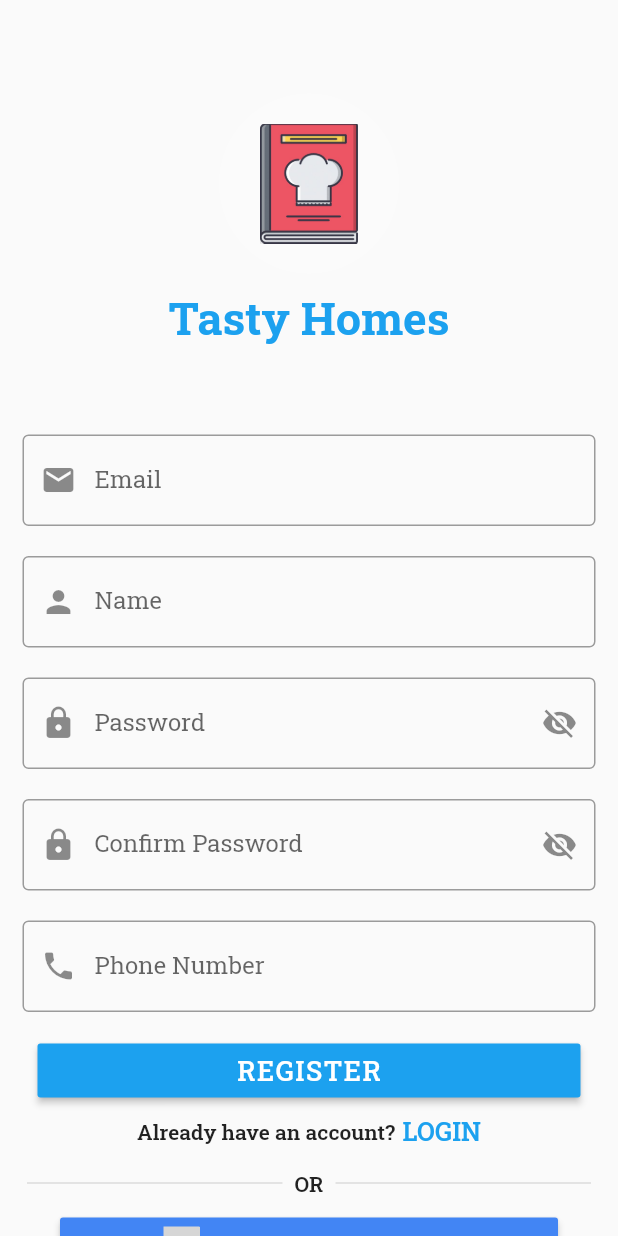
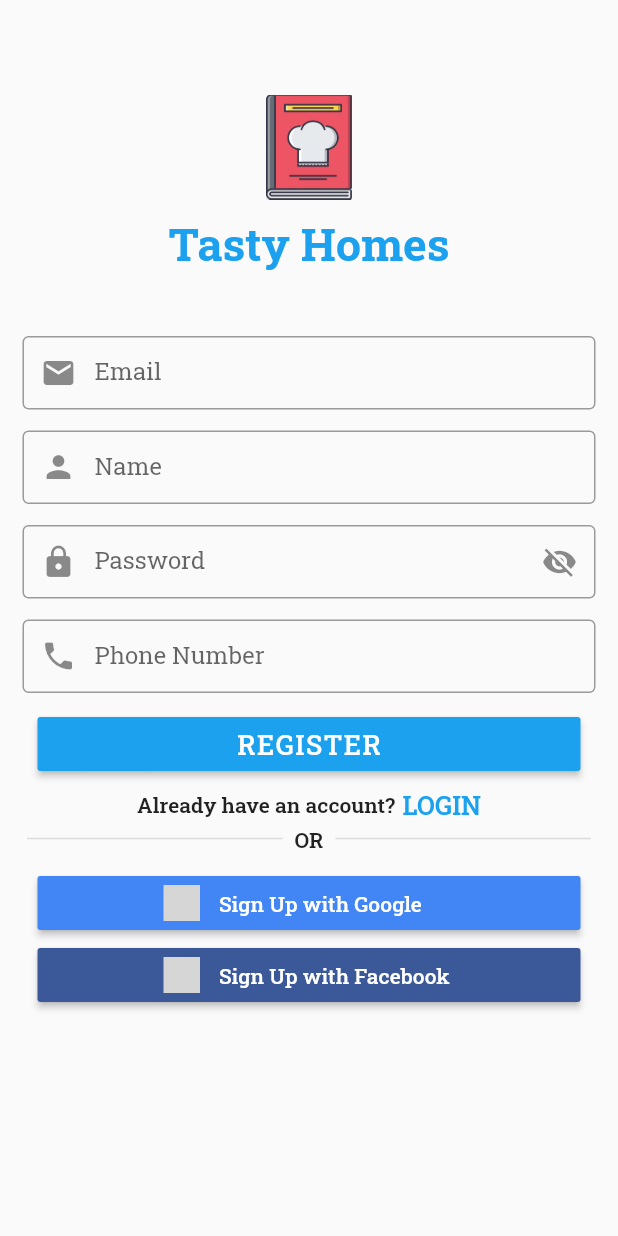
Before and after one commit to girishgr8/Tasty-Homes, a Flutter app: the screen it shows after launch, after a tap on "LOGIN", after a tap on "SIGNUP", on a phone screen of 412 x 824 dp. Run offline on Flutter 3.47's test engine with Material 2 defaults, Android fonts, the phone set to English and light mode, and no system bars; our stand-ins replace cloud_firestore, firebase_auth, flutter_signin_button, font_awesome_flutter, google_sign_in, share and 2 more; missing offline and left inert: flutter_walkthrough; accounts and stored records are empty; grey boxes are pictures that could not be loaded.

Commit message:
Login & Register Screen updated

```diff
--- /dev/null
+++ b/lib/components/OrDivider.dart
@@ -0,0 +1,14 @@
+import 'package:flutter/material.dart';
+
+class OrDivider extends StatelessWidget {
+  @override
+  Widget build(BuildContext context) {
+    return Row(
+      children: <Widget>[
+        Expanded(child: Divider(indent: 18.0, endIndent: 8.0, thickness: 1.0)),
+        Text("OR", style: TextStyle(fontWeight: FontWeight.w600)),
+        Expanded(child: Divider(indent: 8.0, endIndent: 18.0, thickness: 1.0)),
+      ],
+    );
+  }
+}
--- a/lib/screens/Dashboard.dart
+++ b/lib/screens/Dashboard.dart
@@ -90,7 +90,7 @@ class _DashboardState extends State<Dashboard> {
             children: <Widget>[
               Container(
                 width: MediaQuery.of(context).size.width,
-                height: 200.0,
+                height: 180.0,
                 decoration: BoxDecoration(
                   borderRadius: BorderRadius.circular(3.0),
                   image: DecorationImage(
--- a/lib/screens/Entry.dart
+++ b/lib/screens/Entry.dart
@@ -8,6 +8,7 @@ import 'package:supervisory/screens/AppIntro.dart';
 import 'package:supervisory/animations/FadeIn.dart';
 import 'package:flutter_signin_button/flutter_signin_button.dart';
 import 'package:supervisory/screens/Register.dart';
+import 'package:supervisory/components/OrDivider.dart';
 
 class EntryScreen extends StatefulWidget {
   @override
@@ -34,6 +35,12 @@ class _EntryScreenState extends State<EntryScreen> {
 
     final AuthResult authResult = await _auth.signInWithCredential(credential);
     FirebaseUser user = authResult.user;
+
+    assert(!user.isAnonymous);
+    assert(await user.getIdToken() != null);
+    final FirebaseUser currentUser = await _auth.currentUser();
+    assert(user.uid == currentUser.uid);
+
     if (authResult.additionalUserInfo.isNewUser) {
       Firestore.instance.collection("users").document().setData({
         "name": user.displayName,
@@ -60,33 +67,24 @@ class _EntryScreenState extends State<EntryScreen> {
   @override
   Widget build(BuildContext context) {
     return Scaffold(
-      // appBar: AppBar(
-      //   title: Text('Tasty Homes'),
-      //   centerTitle: true,
-      //   elevation: defaultTargetPlatform == TargetPlatform.android ? 5.0 : 0.0,
-      // ),
       body: SingleChildScrollView(
         child: Container(
           child: Column(
             mainAxisAlignment: MainAxisAlignment.center,
             children: <Widget>[
               Container(
+                margin: EdgeInsets.only(top: 20.0),
                 width: MediaQuery.of(context).size.width,
-                height: MediaQuery.of(context).size.height / 3,
+                height: MediaQuery.of(context).size.height / 4,
                 child: Column(
                   mainAxisAlignment: MainAxisAlignment.center,
                   children: <Widget>[
-                    Padding(
-                      padding: EdgeInsets.only(top: 20.0),
-                    ),
+                    Padding(padding: EdgeInsets.only(top: 10.0)),
                     FadeIn(
                       1.0,
-                      CircleAvatar(
-                        backgroundColor: Colors.white24,
-                        radius: 60.0,
-                        child: Container(
+                      Container(
                         width: MediaQuery.of(context).size.width / 2,
-                          height: 80.0,
+                        height: 70.0,
                         decoration: BoxDecoration(
                           image: DecorationImage(
                             image: AssetImage("assets/images/logo.jpg"),
@@ -94,17 +92,14 @@ class _EntryScreenState extends State<EntryScreen> {
                         ),
                       ),
                     ),
-                    ),
-                    Padding(
-                      padding: EdgeInsets.only(top: 10.0),
-                    ),
+                    Padding(padding: EdgeInsets.only(top: 10.0)),
                     FadeIn(
-                      1.3,
+                      1.1,
                       Text(
                         'Tasty Homes',
                         style: TextStyle(
                           color: Color.fromRGBO(28, 161, 239, 1),
-                          fontSize: 30.0,
+                          fontSize: 27.0,
                           fontWeight: FontWeight.bold,
                         ),
                       ),
@@ -113,9 +108,9 @@ class _EntryScreenState extends State<EntryScreen> {
                 ),
               ),
               Container(
-                padding: EdgeInsets.all(15.0),
+                padding: EdgeInsets.symmetric(horizontal: 15.0, vertical: 10.0),
                 child: FadeIn(
-                  1.5,
+                  1.2,
                   Form(
                     key: _formKey,
                     child: Column(
@@ -123,12 +118,16 @@ class _EntryScreenState extends State<EntryScreen> {
                       children: <Widget>[
                         TextFormField(
                           controller: email,
+                          textAlignVertical: TextAlignVertical.center,
+                          keyboardType: TextInputType.emailAddress,
                           toolbarOptions: ToolbarOptions(
                             copy: true,
                             selectAll: true,
                             paste: true,
                           ),
                           decoration: InputDecoration(
+                            contentPadding: EdgeInsets.symmetric(
+                                vertical: 14.0, horizontal: 5.0),
                             floatingLabelBehavior: FloatingLabelBehavior.auto,
                             labelText: 'Email',
                             prefixIcon: Icon(Icons.mail),
@@ -144,14 +143,15 @@ class _EntryScreenState extends State<EntryScreen> {
                             return null;
                           },
                         ),
-                        Padding(
-                          padding: EdgeInsets.symmetric(vertical: 10.0),
-                        ),
+                        Padding(padding: EdgeInsets.symmetric(vertical: 8.0)),
                         TextFormField(
                           controller: password,
+                          textAlignVertical: TextAlignVertical.center,
                           toolbarOptions:
                               ToolbarOptions(paste: false, copy: false),
                           decoration: InputDecoration(
+                            contentPadding: EdgeInsets.symmetric(
+                                vertical: 14.0, horizontal: 5.0),
                             floatingLabelBehavior: FloatingLabelBehavior.auto,
                             labelText: 'Password',
                             prefixIcon: Icon(Icons.lock),
@@ -244,29 +244,15 @@ class _EntryScreenState extends State<EntryScreen> {
                   ),
                 ),
               ),
-              FadeIn(
-                1.6,
-                Row(children: <Widget>[
-                  Expanded(
-                      child: Divider(
-                          indent: 18.0, endIndent: 8.0, thickness: 1.0)),
-                  Text(
-                    "OR",
-                    style: TextStyle(fontWeight: FontWeight.w600),
-                  ),
-                  Expanded(
-                      child: Divider(
-                          indent: 8.0, endIndent: 18.0, thickness: 1.0)),
-                ]),
-              ),
+              FadeIn(1.3, OrDivider()),
               SizedBox(height: 8.0),
               Padding(
-                padding: EdgeInsets.symmetric(horizontal: 40.0),
-                child: Column(
+                padding: EdgeInsets.symmetric(horizontal: 25.0),
+                child: FadeIn(
+                  1.4,
+                  Column(
                     crossAxisAlignment: CrossAxisAlignment.stretch,
                     children: <Widget>[
-                    FadeIn(
-                      1.7,
                       SignInButton(
                         Buttons.GoogleDark,
                         text: "Sign In with Google",
@@ -282,16 +268,13 @@ class _EntryScreenState extends State<EntryScreen> {
                           ).catchError((err) => print(err));
                         },
                       ),
-                    ),
-                    FadeIn(
-                      1.7,
                       SignInButton(
                         Buttons.Facebook,
                         text: "Sign In with Facebook",
                         onPressed: () {},
                       ),
+                    ],
                   ),
-                  ],
                 ),
               ),
             ],
--- a/lib/screens/Register.dart
+++ b/lib/screens/Register.dart
@@ -8,6 +8,7 @@ import 'package:supervisory/screens/AppIntro.dart';
 import 'package:supervisory/animations/FadeIn.dart';
 import 'package:flutter_signin_button/flutter_signin_button.dart';
 import 'package:supervisory/screens/Entry.dart';
+import 'package:supervisory/components/OrDivider.dart';
 
 class RegisterScreen extends StatefulWidget {
   @override
@@ -21,44 +22,12 @@ class _RegisterScreenState extends State<RegisterScreen> {
   final email = TextEditingController();
   final name = TextEditingController();
   final password = TextEditingController();
-  final confirmpassword = TextEditingController();
   final phone = TextEditingController();
   final _formKey = GlobalKey<FormState>();
   bool isPasswordVisible = false;
-  bool isConfirmPasswordVisible = false;
 
-  Future<FirebaseUser> _signIn(BuildContext context) async {
-    GoogleSignInAccount googleUser = await _googleSignIn.signIn();
-    GoogleSignInAuthentication googleAuth = await googleUser.authentication;
-
-    final AuthCredential credential = GoogleAuthProvider.getCredential(
-      accessToken: googleAuth.accessToken,
-      idToken: googleAuth.idToken,
-    );
-
-    final AuthResult authResult = await _auth.signInWithCredential(credential);
-    FirebaseUser user = authResult.user;
-    if (authResult.additionalUserInfo.isNewUser) {
-      Firestore.instance.collection("users").document().setData({
-        "name": user.displayName,
-        "email": user.email,
-        "bio": "",
-        "joinDate": DateTime.now(),
-        "photo": user.photoUrl,
-        "phone": user.phoneNumber,
-        "saved": 0,
-      }).whenComplete(() {
-        print('New User ${user.displayName} added....!');
-
-        Navigator.of(context).pushAndRemoveUntil(
-            MaterialPageRoute(
-              builder: (context) => ViewApp(firebaseUser: user),
-            ),
-            (Route<dynamic> route) => false);
-      });
-    }
-    print("Signed in, Username is: " + user.displayName);
-    return user;
+  Padding _formInputPadding() {
+    return Padding(padding: EdgeInsets.symmetric(vertical: 7.0));
   }
 
   @override
@@ -70,22 +39,18 @@ class _RegisterScreenState extends State<RegisterScreen> {
             mainAxisAlignment: MainAxisAlignment.center,
             children: <Widget>[
               Container(
+                margin: EdgeInsets.only(top: 15.0),
                 width: MediaQuery.of(context).size.width,
-                height: MediaQuery.of(context).size.height / 3,
+                height: MediaQuery.of(context).size.height / 4,
                 child: Column(
                   mainAxisAlignment: MainAxisAlignment.center,
                   children: <Widget>[
-                    Padding(
-                      padding: EdgeInsets.only(top: 20.0),
-                    ),
+                    Padding(padding: EdgeInsets.only(top: 10.0)),
                     FadeIn(
                       1.0,
-                      CircleAvatar(
-                        backgroundColor: Colors.white24,
-                        radius: 60.0,
-                        child: Container(
+                      Container(
                         width: MediaQuery.of(context).size.width / 2,
-                          height: 80.0,
+                        height: 70.0,
                         decoration: BoxDecoration(
                           image: DecorationImage(
                             image: AssetImage("assets/images/logo.jpg"),
@@ -93,12 +58,9 @@ class _RegisterScreenState extends State<RegisterScreen> {
                         ),
                       ),
                     ),
-                    ),
-                    Padding(
-                      padding: EdgeInsets.only(top: 10.0),
-                    ),
+                    Padding(padding: EdgeInsets.only(top: 10.0)),
                     FadeIn(
-                      1.3,
+                      1.1,
                       Text(
                         'Tasty Homes',
                         style: TextStyle(
@@ -112,9 +74,9 @@ class _RegisterScreenState extends State<RegisterScreen> {
                 ),
               ),
               Container(
-                padding: EdgeInsets.all(15.0),
+                padding: EdgeInsets.symmetric(horizontal: 15.0, vertical: 3.0),
                 child: FadeIn(
-                  1.5,
+                  1.1,
                   Form(
                     key: _formKey,
                     child: Column(
@@ -122,12 +84,16 @@ class _RegisterScreenState extends State<RegisterScreen> {
                       children: <Widget>[
                         TextFormField(
                           controller: email,
+                          textAlignVertical: TextAlignVertical.center,
+                          keyboardType: TextInputType.emailAddress,
                           toolbarOptions: ToolbarOptions(
                             copy: true,
                             selectAll: true,
                             paste: true,
                           ),
                           decoration: InputDecoration(
+                            contentPadding: EdgeInsets.symmetric(
+                                vertical: 14.0, horizontal: 5.0),
                             floatingLabelBehavior: FloatingLabelBehavior.auto,
                             labelText: 'Email',
                             prefixIcon: Icon(Icons.mail),
@@ -143,9 +109,7 @@ class _RegisterScreenState extends State<RegisterScreen> {
                             return null;
                           },
                         ),
-                        Padding(
-                          padding: EdgeInsets.symmetric(vertical: 10.0),
-                        ),
+                        _formInputPadding(),
                         TextFormField(
                           controller: name,
                           toolbarOptions: ToolbarOptions(
@@ -153,7 +117,10 @@ class _RegisterScreenState extends State<RegisterScreen> {
                             selectAll: true,
                             paste: true,
                           ),
+                          textAlignVertical: TextAlignVertical.center,
                           decoration: InputDecoration(
+                            contentPadding: EdgeInsets.symmetric(
+                                vertical: 14.0, horizontal: 5.0),
                             floatingLabelBehavior: FloatingLabelBehavior.auto,
                             labelText: 'Name',
                             prefixIcon: Icon(Icons.person),
@@ -167,14 +134,15 @@ class _RegisterScreenState extends State<RegisterScreen> {
                             return null;
                           },
                         ),
-                        Padding(
-                          padding: EdgeInsets.symmetric(vertical: 10.0),
-                        ),
+                        _formInputPadding(),
                         TextFormField(
                           controller: password,
+                          textAlignVertical: TextAlignVertical.center,
                           toolbarOptions:
                               ToolbarOptions(paste: false, copy: false),
                           decoration: InputDecoration(
+                            contentPadding: EdgeInsets.symmetric(
+                                vertical: 14.0, horizontal: 5.0),
                             floatingLabelBehavior: FloatingLabelBehavior.auto,
                             labelText: 'Password',
                             prefixIcon: Icon(Icons.lock),
@@ -199,47 +167,11 @@ class _RegisterScreenState extends State<RegisterScreen> {
                             return null;
                           },
                         ),
-                        Padding(
-                          padding: EdgeInsets.symmetric(vertical: 10.0),
-                        ),
-                        TextFormField(
-                          controller: confirmpassword,
-                          toolbarOptions:
-                              ToolbarOptions(paste: false, copy: false),
-                          decoration: InputDecoration(
-                            floatingLabelBehavior: FloatingLabelBehavior.auto,
-                            labelText: 'Confirm Password',
-                            prefixIcon: Icon(Icons.lock),
-                            suffixIcon: IconButton(
-                                icon: isConfirmPasswordVisible
-                                    ? Icon(Icons.visibility)
-                                    : Icon(Icons.visibility_off),
-                                onPressed: () {
-                                  setState(() {
-                                    isConfirmPasswordVisible =
-                                        !isConfirmPasswordVisible;
-                                  });
-                                }),
-                            border: OutlineInputBorder(
-                              borderRadius:
-                                  BorderRadius.all(Radius.circular(4.0)),
-                            ),
-                          ),
-                          obscureText: isConfirmPasswordVisible ? false : true,
-                          validator: (value) {
-                            if (value.isEmpty)
-                              return 'Please enter your password to confirm';
-                            if (value.toString() != password.value.toString())
-                              return "Passwords do not match";
-                            return null;
-                          },
-                        ),
-                        Padding(
-                          padding: EdgeInsets.symmetric(vertical: 10.0),
-                        ),
+                        _formInputPadding(),
                         TextFormField(
                           controller: phone,
                           maxLength: 10,
+                          textAlignVertical: TextAlignVertical.center,
                           buildCounter: (BuildContext context,
                                   {int currentLength,
                                   int maxLength,
@@ -253,6 +185,8 @@ class _RegisterScreenState extends State<RegisterScreen> {
                             paste: true,
                           ),
                           decoration: InputDecoration(
+                            contentPadding: EdgeInsets.symmetric(
+                                vertical: 14.0, horizontal: 5.0),
                             floatingLabelBehavior: FloatingLabelBehavior.auto,
                             labelText: 'Phone Number',
                             prefixIcon: Icon(Icons.phone),
@@ -267,7 +201,7 @@ class _RegisterScreenState extends State<RegisterScreen> {
                             return null;
                           },
                         ),
-                        SizedBox(height: 15.0),
+                        SizedBox(height: 10.0),
                         Container(
                           width: MediaQuery.of(context).size.width,
                           child: Padding(
@@ -320,54 +254,27 @@ class _RegisterScreenState extends State<RegisterScreen> {
                   ),
                 ),
               ),
-              FadeIn(
-                1.6,
-                Row(children: <Widget>[
-                  Expanded(
-                      child: Divider(
-                          indent: 18.0, endIndent: 8.0, thickness: 1.0)),
-                  Text(
-                    "OR",
-                    style: TextStyle(fontWeight: FontWeight.w600),
-                  ),
-                  Expanded(
-                      child: Divider(
-                          indent: 8.0, endIndent: 18.0, thickness: 1.0)),
-                ]),
-              ),
-              SizedBox(height: 8.0),
+              FadeIn(1.3, OrDivider()),
+              SizedBox(height: 10.0),
               Padding(
-                padding: EdgeInsets.symmetric(horizontal: 40.0),
-                child: Column(
+                padding: EdgeInsets.symmetric(horizontal: 25.0),
+                child: FadeIn(
+                  1.4,
+                  Column(
                     crossAxisAlignment: CrossAxisAlignment.stretch,
                     children: <Widget>[
-                    FadeIn(
-                      1.7,
                       SignInButton(
                         Buttons.GoogleDark,
                         text: "Sign Up with Google",
-                        onPressed: () {
-                          _signIn(context).then(
-                            (FirebaseUser fireUser) {
-                              print('User ${fireUser.displayName} signed in');
-                              Navigator.of(context).push(MaterialPageRoute(
-                                builder: (context) =>
-                                    Dashboard(firebaseUser: fireUser),
-                              ));
-                            },
-                          ).catchError((err) => print(err));
-                        },
+                        onPressed: () {},
                       ),
-                    ),
-                    FadeIn(
-                      1.7,
                       SignInButton(
                         Buttons.Facebook,
                         text: "Sign Up with Facebook",
                         onPressed: () {},
                       ),
+                    ],
                   ),
-                  ],
                 ),
               ),
             ],
```
Also changed, not shown: 1 other file. Lines whose indentation alone changed are shown as unchanged.
